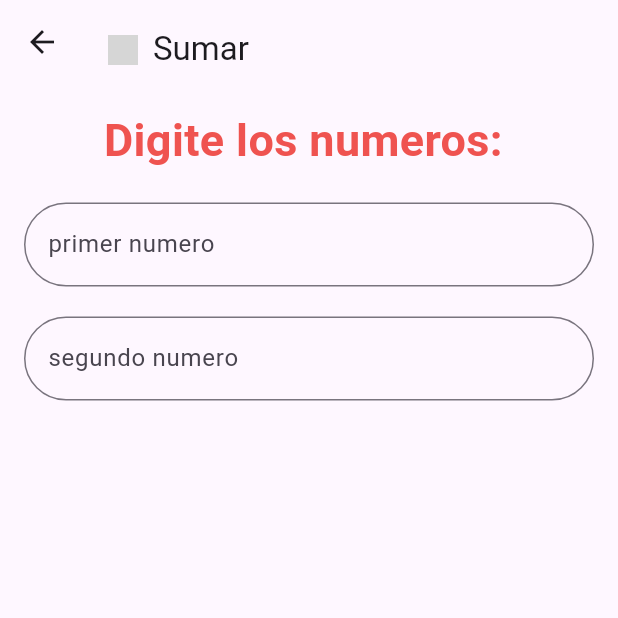
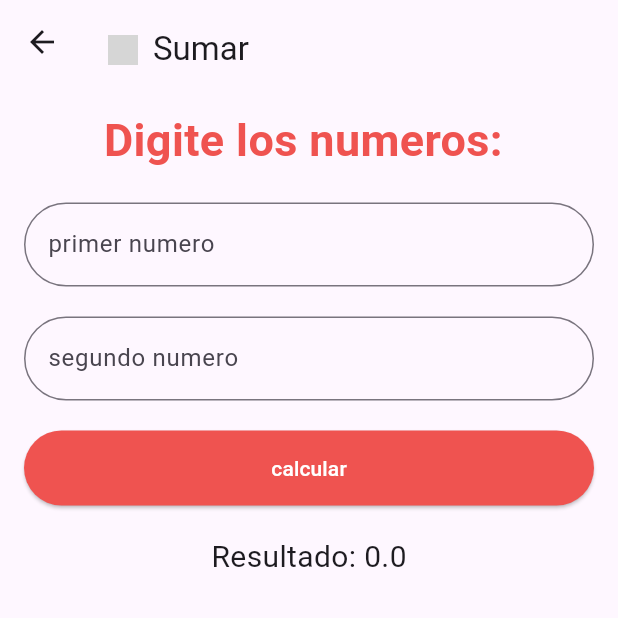
Before and after one commit to AnaSarria18/desarrollo-Fluter-Franco-, a Flutter app: the suma screen opened directly, on a phone screen of 412 x 824 dp, the top half of it. Run offline on Flutter 3.47's test engine with Material 3 defaults, Android fonts, the phone set to English and light mode, and no system bars; our stand-ins replace shared_preferences; accounts and stored records are empty; network calls fail; grey boxes are pictures that could not be loaded.

Commit message:
calculadora registro y suma

```diff
--- a/flutter_form_calc_sharedpreference_2/lib/screen/menuOption.dart
+++ b/flutter_form_calc_sharedpreference_2/lib/screen/menuOption.dart
@@ -1,4 +1,5 @@
 import 'package:flutter/material.dart';
+import 'package:flutter_form_calc_sharedpreference_2/screen/registro.dart';
 import 'package:flutter_form_calc_sharedpreference_2/screen/suma.dart';
 
 class menuOption extends StatefulWidget {
@@ -50,7 +51,9 @@ class _menuOptionState extends State<menuOption> {
             title: Text("Registro"),
             leading: Icon(Icons.account_circle_sharp),
             trailing: Icon(Icons.arrow_circle_right_outlined),
-            onTap: () {},
+            onTap: () {
+               Navigator.push(context, MaterialPageRoute(builder: (context) => registerUser()));
+            },
           ),
          ),
 
--- a/flutter_form_calc_sharedpreference_2/lib/screen/suma.dart
+++ b/flutter_form_calc_sharedpreference_2/lib/screen/suma.dart
@@ -8,6 +8,21 @@ class suma extends StatefulWidget {
 }
 
 class _sumaState extends State<suma> {
+  // Aqui va la parte logica
+  final TextEditingController _number1 = TextEditingController();
+  final TextEditingController _number2 = TextEditingController();
+  double _resultado = 0.0;
+
+  void _calcularSuma() {
+    // El texto ingresado _number1 lo estoy pasando a un nuero de tipo double si falla se le agrega por defecto el 0
+    double number1 = double.tryParse(_number1.text) ?? 0.0;
+    double number2 = double.tryParse(_number2.text) ?? 0.0;
+
+    setState(() {
+      _resultado = number1 + number2;
+    });
+  }
+
   @override
   Widget build(BuildContext context) {
     return Scaffold(
@@ -41,6 +56,8 @@ class _sumaState extends State<suma> {
             ),
             SizedBox(height: 20),
             TextFormField(
+              //Agregar la propiedad controller
+              controller: _number1,
               decoration: InputDecoration(
                   labelText: 'primer numero',
                   border: OutlineInputBorder(
@@ -48,11 +65,32 @@ class _sumaState extends State<suma> {
             ),
             SizedBox(height: 20),
             TextFormField(
+              //Agregar la propiedad controller
+              controller: _number2,
               decoration: InputDecoration(
                   labelText: 'segundo numero',
                   border: OutlineInputBorder(
                       borderRadius: BorderRadius.circular(30))),
             ),
+            SizedBox(height: 20),
+            ElevatedButton(
+              onPressed: () {
+                _calcularSuma();
+              },
+              child: Text(
+                'calcular',
+                style: TextStyle(color: Colors.white),
+              ),
+              style: ElevatedButton.styleFrom(
+                  backgroundColor: Colors.red[400],
+                  foregroundColor: Colors.white,
+                  minimumSize: Size(double.infinity, 50)),
+            ),
+            SizedBox(height: 20),
+            Text(
+              'Resultado: $_resultado',
+              style: TextStyle(fontSize: 20),
+            )
           ],
         ),
       ),
--- a/flutter_form_calc_sharedpreference_2/pubspec.yaml
+++ b/flutter_form_calc_sharedpreference_2/pubspec.yaml
@@ -9,6 +9,7 @@ environment:
 dependencies:
   flutter:
     sdk: flutter
+  shared_preferences: ^2.2.3
 
 dev_dependencies:
   flutter_test:
```
Also changed, not shown: flutter_form_calc_sharedpreference_2/lib/screen/registro.dart (added, +105 -0 lines), flutter_form_calc_sharedpreference_2/pubspec.lock, 1 other file.
